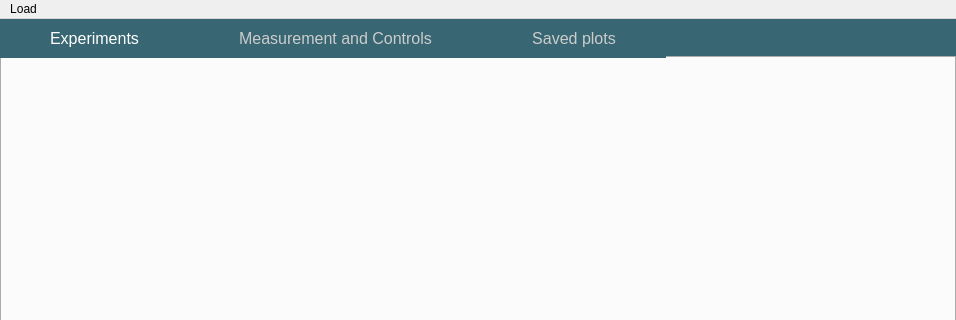
The window that templates/layoutNew.ui (csparkresearch/ExpEYES17-Qt) describes before a commit, drawn with Qt 5; both pictures show x 0 to 956 and y 0 to 320 of the 956 by 641 pixel window.
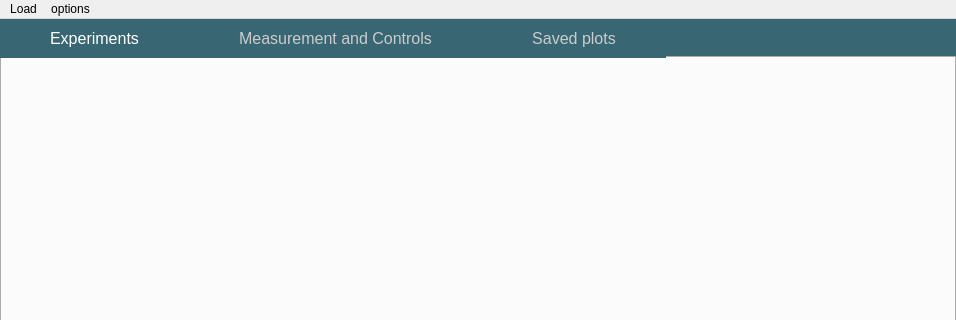
The same window after the commit. Icons and pictures are not drawn.

```diff
--- a/templates/layoutNew.ui
+++ b/templates/layoutNew.ui
@@ -198,7 +198,14 @@
      <string>Load</string>
     </property>
    </widget>
+   <widget class="QMenu" name="menuOptions">
+    <property name="title">
+     <string>options</string>
+    </property>
+    <addaction name="actionSave"/>
+   </widget>
    <addaction name="menuLoad"/>
+   <addaction name="menuOptions"/>
   </widget>
  </widget>
  <resources>
```
Left out of the diff: 15 changed lines with no effect on the pictures.
